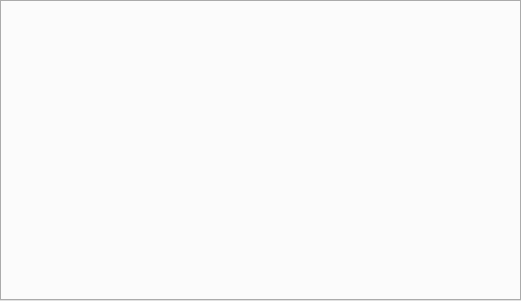
This is AquaWave.ui in AquaCreatura/AquaWave as Qt 5 draws it before an edit. The edited form follows.
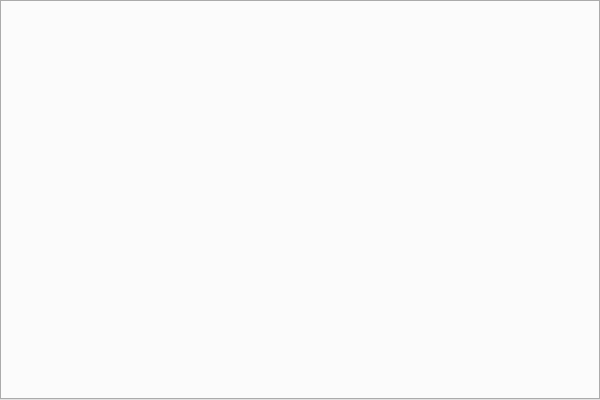
This is the edited form.

What changed in the file:
```diff
--- a/AquaWave.ui
+++ b/AquaWave.ui
@@ -6,8 +6,8 @@
    <rect>
     <x>0</x>
     <y>0</y>
-    <width>521</width>
-    <height>301</height>
+    <width>600</width>
+    <height>400</height>
    </rect>
   </property>
   <property name="windowTitle">
```
